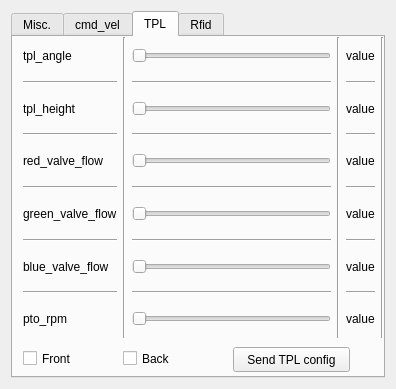
The window that scripts/ui/mobile_app_sim.ui (agribot-2-0/agribot_simulation) describes before a commit, drawn with Qt 5.
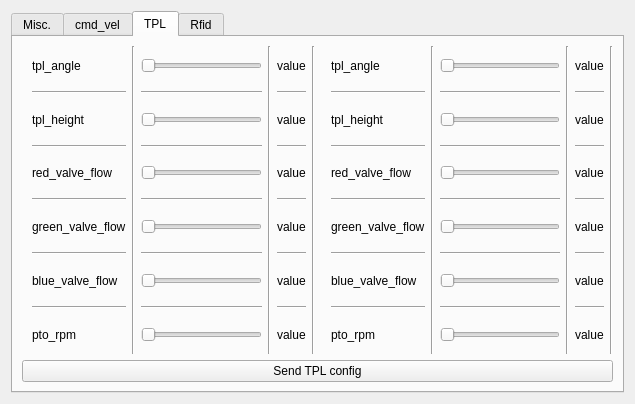
The same window after the commit.

```diff
--- a/scripts/ui/mobile_app_sim.ui
+++ b/scripts/ui/mobile_app_sim.ui
@@ -6,15 +6,15 @@
    <rect>
     <x>0</x>
     <y>0</y>
-    <width>396</width>
-    <height>389</height>
+    <width>635</width>
+    <height>404</height>
    </rect>
   </property>
   <property name="windowTitle">
    <string>Form</string>
   </property>
   <layout class="QGridLayout" name="gridLayout">
-   <item row="1" column="1">
+   <item row="0" column="1">
     <widget class="QTabWidget" name="tabWid">
      <property name="currentIndex">
       <number>2</number>
@@ -366,16 +366,12 @@
       <attribute name="title">
        <string>TPL</string>
       </attribute>
-      <widget class="QWidget" name="layoutWidget_2">
-       <property name="geometry">
-        <rect>
-         <x>0</x>
-         <y>0</y>
-         <width>371</width>
-         <height>301</height>
-        </rect>
-       </property>
-       <layout class="QHBoxLayout" name="horizontalLayout_22">
+      <layout class="QGridLayout" name="gridLayout_2">
+       <item row="0" column="0">
+        <layout class="QHBoxLayout" name="front_tpl_layout">
+         <property name="sizeConstraint">
+          <enum>QLayout::SetDefaultConstraint</enum>
+         </property>
         <item>
          <layout class="QVBoxLayout" name="verticalLayout_5">
           <property name="sizeConstraint">
@@ -731,46 +727,373 @@
          </widget>
         </item>
        </layout>
-      </widget>
+       </item>
+       <item row="0" column="1">
+        <layout class="QHBoxLayout" name="back_tpl_layout">
+         <item>
+          <layout class="QVBoxLayout" name="verticalLayout_7">
+           <property name="sizeConstraint">
+            <enum>QLayout::SetNoConstraint</enum>
+           </property>
+           <property name="leftMargin">
+            <number>10</number>
+           </property>
+           <item>
+            <layout class="QHBoxLayout" name="horizontalLayout_21">
+             <item>
+              <widget class="QLabel" name="label_12">
+               <property name="text">
+                <string>tpl_angle</string>
+               </property>
+              </widget>
+             </item>
+            </layout>
+           </item>
+           <item>
+            <widget class="Line" name="line_31">
+             <property name="orientation">
+              <enum>Qt::Horizontal</enum>
+             </property>
+            </widget>
+           </item>
+           <item>
+            <layout class="QHBoxLayout" name="horizontalLayout_24">
+             <item>
+              <widget class="QLabel" name="label_13">
+               <property name="text">
+                <string>tpl_height</string>
+               </property>
+              </widget>
+             </item>
+            </layout>
+           </item>
+           <item>
+            <widget class="Line" name="line_32">
+             <property name="orientation">
+              <enum>Qt::Horizontal</enum>
+             </property>
+            </widget>
+           </item>
+           <item>
+            <layout class="QHBoxLayout" name="horizontalLayout_25">
+             <item>
+              <widget class="QLabel" name="label_14">
+               <property name="text">
+                <string>red_valve_flow</string>
+               </property>
+              </widget>
+             </item>
+            </layout>
+           </item>
+           <item>
+            <widget class="Line" name="line_33">
+             <property name="orientation">
+              <enum>Qt::Horizontal</enum>
+             </property>
+            </widget>
+           </item>
+           <item>
+            <layout class="QHBoxLayout" name="horizontalLayout_26">
+             <item>
+              <widget class="QLabel" name="label_15">
+               <property name="text">
+                <string>green_valve_flow</string>
+               </property>
+              </widget>
+             </item>
+            </layout>
+           </item>
+           <item>
+            <widget class="Line" name="line_34">
+             <property name="orientation">
+              <enum>Qt::Horizontal</enum>
+             </property>
+            </widget>
+           </item>
+           <item>
+            <layout class="QHBoxLayout" name="horizontalLayout_9">
+             <item>
+              <widget class="QLabel" name="label_16">
+               <property name="text">
+                <string>blue_valve_flow</string>
+               </property>
+              </widget>
+             </item>
+            </layout>
+           </item>
+           <item>
+            <widget class="Line" name="line_35">
+             <property name="orientation">
+              <enum>Qt::Horizontal</enum>
+             </property>
+            </widget>
+           </item>
+           <item>
+            <layout class="QHBoxLayout" name="horizontalLayout_27">
+             <item>
+              <widget class="QLabel" name="label_17">
+               <property name="text">
+                <string>pto_rpm</string>
+               </property>
+              </widget>
+             </item>
+            </layout>
+           </item>
+          </layout>
+         </item>
+         <item>
+          <widget class="Line" name="line_36">
+           <property name="orientation">
+            <enum>Qt::Vertical</enum>
+           </property>
+          </widget>
+         </item>
+         <item>
+          <layout class="QVBoxLayout" name="verticalLayout_8">
+           <item>
+            <layout class="QHBoxLayout" name="horizontalLayout_28">
+             <item>
+              <widget class="QSlider" name="slider_tpl_angle_2">
+               <property name="sizePolicy">
+                <sizepolicy hsizetype="Expanding" vsizetype="Minimum">
+                 <horstretch>0</horstretch>
+                 <verstretch>0</verstretch>
+                </sizepolicy>
+               </property>
+               <property name="orientation">
+                <enum>Qt::Horizontal</enum>
+               </property>
+              </widget>
+             </item>
+            </layout>
+           </item>
+           <item>
+            <widget class="Line" name="line_37">
+             <property name="orientation">
+              <enum>Qt::Horizontal</enum>
+             </property>
+            </widget>
+           </item>
+           <item>
+            <layout class="QHBoxLayout" name="horizontalLayout_29">
+             <item>
+              <widget class="QSlider" name="slider_tpl_height_2">
+               <property name="sizePolicy">
+                <sizepolicy hsizetype="Expanding" vsizetype="Minimum">
+                 <horstretch>0</horstretch>
+                 <verstretch>0</verstretch>
+                </sizepolicy>
+               </property>
+               <property name="orientation">
+                <enum>Qt::Horizontal</enum>
+               </property>
+              </widget>
+             </item>
+            </layout>
+           </item>
+           <item>
+            <widget class="Line" name="line_38">
+             <property name="orientation">
+              <enum>Qt::Horizontal</enum>
+             </property>
+            </widget>
+           </item>
+           <item>
+            <layout class="QHBoxLayout" name="horizontalLayout_30">
+             <item>
+              <widget class="QSlider" name="slider_red_valve_flow_2">
+               <property name="sizePolicy">
+                <sizepolicy hsizetype="Expanding" vsizetype="Minimum">
+                 <horstretch>0</horstretch>
+                 <verstretch>0</verstretch>
+                </sizepolicy>
+               </property>
+               <property name="orientation">
+                <enum>Qt::Horizontal</enum>
+               </property>
+              </widget>
+             </item>
+            </layout>
+           </item>
+           <item>
+            <widget class="Line" name="line_39">
+             <property name="orientation">
+              <enum>Qt::Horizontal</enum>
+             </property>
+            </widget>
+           </item>
+           <item>
+            <layout class="QHBoxLayout" name="horizontalLayout_31">
+             <item>
+              <widget class="QSlider" name="slider_green_valve_flow_2">
+               <property name="sizePolicy">
+                <sizepolicy hsizetype="Expanding" vsizetype="Minimum">
+                 <horstretch>0</horstretch>
+                 <verstretch>0</verstretch>
+                </sizepolicy>
+               </property>
+               <property name="orientation">
+                <enum>Qt::Horizontal</enum>
+               </property>
+              </widget>
+             </item>
+            </layout>
+           </item>
+           <item>
+            <widget class="Line" name="line_40">
+             <property name="orientation">
+              <enum>Qt::Horizontal</enum>
+             </property>
+            </widget>
+           </item>
+           <item>
+            <layout class="QHBoxLayout" name="horizontalLayout_32">
+             <item>
+              <widget class="QSlider" name="slider_blue_valve_flow_2">
+               <property name="sizePolicy">
+                <sizepolicy hsizetype="Expanding" vsizetype="Minimum">
+                 <horstretch>0</horstretch>
+                 <verstretch>0</verstretch>
+                </sizepolicy>
+               </property>
+               <property name="orientation">
+                <enum>Qt::Horizontal</enum>
+               </property>
+              </widget>
+             </item>
+            </layout>
+           </item>
+           <item>
+            <widget class="Line" name="line_41">
+             <property name="orientation">
+              <enum>Qt::Horizontal</enum>
+             </property>
+            </widget>
+           </item>
+           <item>
+            <layout class="QHBoxLayout" name="horizontalLayout_33">
+             <item>
+              <widget class="QSlider" name="slider_pto_rpm_2">
+               <property name="sizePolicy">
+                <sizepolicy hsizetype="Expanding" vsizetype="Minimum">
+                 <horstretch>0</horstretch>
+                 <verstretch>0</verstretch>
+                </sizepolicy>
+               </property>
+               <property name="orientation">
+                <enum>Qt::Horizontal</enum>
+               </property>
+              </widget>
+             </item>
+            </layout>
+           </item>
+          </layout>
+         </item>
+         <item>
+          <widget class="Line" name="line_42">
+           <property name="orientation">
+            <enum>Qt::Vertical</enum>
+           </property>
+          </widget>
+         </item>
+         <item>
+          <layout class="QVBoxLayout" name="verticalLayout_9">
+           <item>
+            <widget class="QLabel" name="tpl_angle_val_2">
+             <property name="text">
+              <string>value</string>
+             </property>
+            </widget>
+           </item>
+           <item>
+            <widget class="Line" name="line_43">
+             <property name="orientation">
+              <enum>Qt::Horizontal</enum>
+             </property>
+            </widget>
+           </item>
+           <item>
+            <widget class="QLabel" name="tpl_height_val_2">
+             <property name="text">
+              <string>value</string>
+             </property>
+            </widget>
+           </item>
+           <item>
+            <widget class="Line" name="line_44">
+             <property name="orientation">
+              <enum>Qt::Horizontal</enum>
+             </property>
+            </widget>
+           </item>
+           <item>
+            <widget class="QLabel" name="red_valve_flow_val_2">
+             <property name="text">
+              <string>value</string>
+             </property>
+            </widget>
+           </item>
+           <item>
+            <widget class="Line" name="line_45">
+             <property name="orientation">
+              <enum>Qt::Horizontal</enum>
+             </property>
+            </widget>
+           </item>
+           <item>
+            <widget class="QLabel" name="green_valve_flow_val_2">
+             <property name="text">
+              <string>value</string>
+             </property>
+            </widget>
+           </item>
+           <item>
+            <widget class="Line" name="line_46">
+             <property name="orientation">
+              <enum>Qt::Horizontal</enum>
+             </property>
+            </widget>
+           </item>
+           <item>
+            <widget class="QLabel" name="blue_valve_flow_val_2">
+             <property name="text">
+              <string>value</string>
+             </property>
+            </widget>
+           </item>
+           <item>
+            <widget class="Line" name="line_47">
+             <property name="orientation">
+              <enum>Qt::Horizontal</enum>
+             </property>
+            </widget>
+           </item>
+           <item>
+            <widget class="QLabel" name="pto_rpm_val_2">
+             <property name="text">
+              <string>value</string>
+             </property>
+            </widget>
+           </item>
+          </layout>
+         </item>
+         <item>
+          <widget class="Line" name="line_48">
+           <property name="orientation">
+            <enum>Qt::Vertical</enum>
+           </property>
+          </widget>
+         </item>
+        </layout>
+       </item>
+       <item row="1" column="0" colspan="2">
       <widget class="QPushButton" name="button_send_tpl">
-       <property name="geometry">
-        <rect>
-         <x>220</x>
-         <y>310</y>
-         <width>117</width>
-         <height>25</height>
-        </rect>
-       </property>
        <property name="text">
         <string>Send TPL config</string>
        </property>
       </widget>
-      <widget class="QCheckBox" name="front_check">
-       <property name="geometry">
-        <rect>
-         <x>10</x>
-         <y>310</y>
-         <width>92</width>
-         <height>23</height>
-        </rect>
-       </property>
-       <property name="text">
-        <string>Front</string>
-       </property>
-      </widget>
-      <widget class="QCheckBox" name="back_check">
-       <property name="geometry">
-        <rect>
-         <x>110</x>
-         <y>310</y>
-         <width>92</width>
-         <height>23</height>
-        </rect>
-       </property>
-       <property name="text">
-        <string>Back</string>
-       </property>
-      </widget>
+       </item>
+      </layout>
      </widget>
      <widget class="QWidget" name="Rfid">
       <attribute name="title">
```
Left out of the diff: 48 changed lines with no effect on the pictures. Lines whose indentation alone changed are shown as unchanged.
